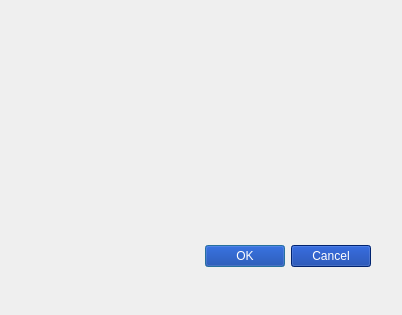
This is forms/addpresetdialog.ui in MimifanOfficiel/SubbyWare as Qt 5 draws it before an edit. The edited form follows.
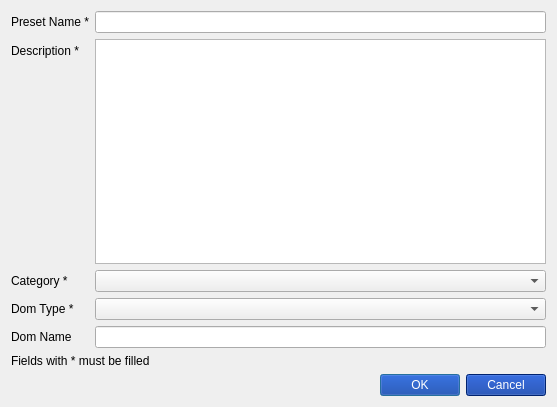
This is the edited form.

Commit message: Adds functionnal new preset // Opens presets on startup

```diff
--- a/forms/addpresetdialog.ui
+++ b/forms/addpresetdialog.ui
@@ -6,24 +6,24 @@
    <rect>
     <x>0</x>
     <y>0</y>
-    <width>402</width>
-    <height>315</height>
+    <width>557</width>
+    <height>407</height>
    </rect>
   </property>
+  <property name="sizePolicy">
+   <sizepolicy hsizetype="Expanding" vsizetype="Expanding">
+    <horstretch>0</horstretch>
+    <verstretch>0</verstretch>
+   </sizepolicy>
+  </property>
   <property name="windowTitle">
    <string>Dialog</string>
   </property>
-  <widget class="QDialogButtonBox" name="buttonBox">
-   <property name="geometry">
-    <rect>
-     <x>30</x>
-     <y>240</y>
-     <width>341</width>
-     <height>32</height>
-    </rect>
-   </property>
-   <property name="styleSheet">
-    <string notr="true">QPushButton {
+  <layout class="QGridLayout" name="gridLayout">
+   <item row="2" column="0">
+    <widget class="QDialogButtonBox" name="buttonBox">
+     <property name="styleSheet">
+      <string notr="true">QPushButton {
 	background-color: rgb(0, 49, 156);
 	color: white;
 }
@@ -33,14 +33,89 @@
 }
 
 </string>
-   </property>
-   <property name="orientation">
-    <enum>Qt::Horizontal</enum>
-   </property>
-   <property name="standardButtons">
-    <set>QDialogButtonBox::Cancel|QDialogButtonBox::Ok</set>
-   </property>
-  </widget>
+     </property>
+     <property name="orientation">
+      <enum>Qt::Horizontal</enum>
+     </property>
+     <property name="standardButtons">
+      <set>QDialogButtonBox::Cancel|QDialogButtonBox::Ok</set>
+     </property>
+    </widget>
+   </item>
+   <item row="0" column="0">
+    <layout class="QVBoxLayout" name="vLayout">
+     <item>
+      <layout class="QFormLayout" name="formLayout">
+       <item row="0" column="0">
+        <widget class="QLabel" name="presetName_label">
+         <property name="text">
+          <string>Preset Name *</string>
+         </property>
+        </widget>
+       </item>
+       <item row="1" column="0">
+        <widget class="QLabel" name="descriptionLabel">
+         <property name="text">
+          <string>Description *</string>
+         </property>
+        </widget>
+       </item>
+       <item row="3" column="0">
+        <widget class="QLabel" name="domTypeLabel">
+         <property name="text">
+          <string>Dom Type *</string>
+         </property>
+        </widget>
+       </item>
+       <item row="4" column="0">
+        <widget class="QLabel" name="domNameLabel">
+         <property name="text">
+          <string>Dom Name</string>
+         </property>
+        </widget>
+       </item>
+       <item row="0" column="1">
+        <widget class="QLineEdit" name="presetNameLineEdit">
+         <property name="maxLength">
+          <number>300</number>
+         </property>
+        </widget>
+       </item>
+       <item row="1" column="1">
+        <widget class="QTextEdit" name="description_textEdit"/>
+       </item>
+       <item row="4" column="1">
+        <widget class="QLineEdit" name="domNameLineEdit">
+         <property name="maxLength">
+          <number>200</number>
+         </property>
+        </widget>
+       </item>
+       <item row="3" column="1">
+        <widget class="QComboBox" name="domType_comboBox"/>
+       </item>
+       <item row="2" column="0">
+        <widget class="QLabel" name="categoryLabel">
+         <property name="text">
+          <string>Category *</string>
+         </property>
+        </widget>
+       </item>
+       <item row="2" column="1">
+        <widget class="QComboBox" name="categoryComboBox"/>
+       </item>
+      </layout>
+     </item>
+    </layout>
+   </item>
+   <item row="1" column="0">
+    <widget class="QLabel" name="fieldsFilledLabel">
+     <property name="text">
+      <string>Fields with * must be filled</string>
+     </property>
+    </widget>
+   </item>
+  </layout>
  </widget>
  <resources/>
  <connections>
```
The commit also changes 7 other files.
